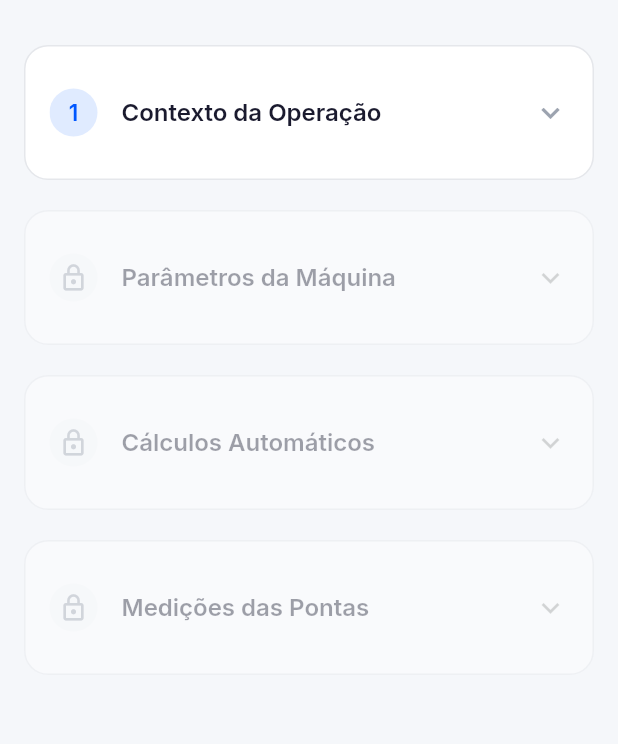
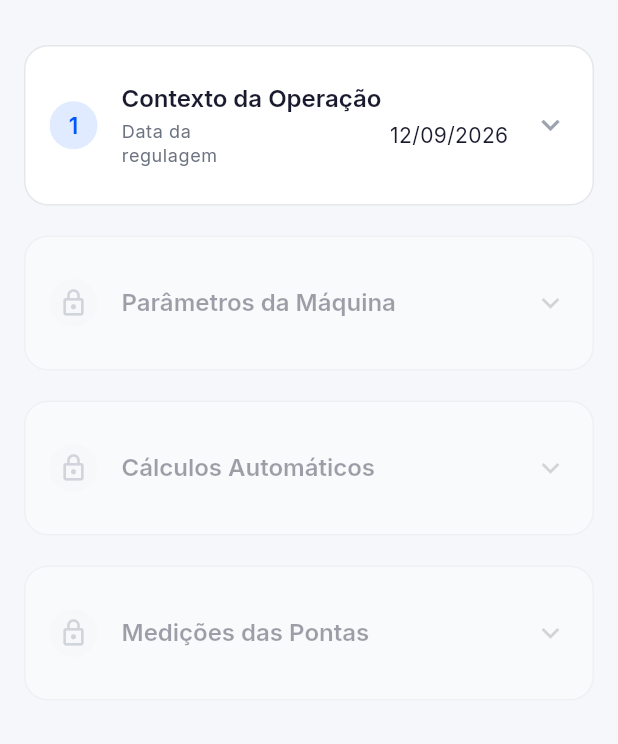
Before and after one commit to AfonsoRaudinei/Pulveriza-o-certa, a Flutter app: the RegulagemScreen screen opened by its route, after a tap on an icon or button, on a phone screen of 412 x 824 dp, the part 63-807 px from its top. Run offline on Flutter 3.47's test engine with Material 3 defaults, Android fonts, the phone set to English and light mode, and no system bars; our stand-ins replace file_picker, flutter_slidable, pdf, printing, share_plus, shared_preferences; accounts and stored records are empty.

Commit message:
feat(regulagem): ficha resumida nas etapas fechadas
Etapa recolhida mostra só o que já foi preenchido, em vez de esconder tudo. Cabeçalho da ponta trata 0 L/min como medição.

Co-authored-by: Cursor <cursoragent@cursor.com>

```diff
--- a/lib/screens/regulagem/regulagem_screen.dart
+++ b/lib/screens/regulagem/regulagem_screen.dart
@@ -6,6 +6,7 @@ import 'package:intl/intl.dart';
 import 'package:provider/provider.dart';
 import 'package:uuid/uuid.dart';
 
+import '../../core/charts/vazao_chart_data.dart';
 import '../../core/utils/calculo_utils.dart';
 import '../../models/configuracoes.dart';
 import '../../models/regulagem.dart';
@@ -13,6 +14,7 @@ import '../../providers/configuracoes_provider.dart';
 import '../../providers/regulagens_provider.dart';
 import '../../theme.dart';
 import '../../services/regulagem_pdf_service.dart';
+import 'widgets/etapa_resumo.dart';
 import 'widgets/exportar_pdf_button.dart';
 import 'widgets/pontas_table.dart';
 import 'widgets/progressive_card.dart';
@@ -320,6 +322,59 @@ class _RegulagemScreenState extends State<RegulagemScreen> {
 
   bool get _temMedicao => _medicoes.any((item) => item.valorMedido != null);
 
+  Widget? _resumoContexto() {
+    return EtapaResumo.ouNulo([
+      EtapaResumoLinha('Produtor', _produtor.text),
+      EtapaResumoLinha('Fazenda', _fazenda.text),
+      EtapaResumoLinha('Talhão', _talhao.text),
+      EtapaResumoLinha('Máquina', _maquina.text),
+      EtapaResumoLinha('Consultor', _consultor.text),
+      EtapaResumoLinha(
+        'Data da regulagem',
+        DateFormat('dd/MM/yyyy', 'pt_BR').format(_data),
+      ),
+      EtapaResumoLinha('Área (ha)', _areaCtrl.text),
+      EtapaResumoLinha('Manejo (R\$)', _manejoCtrl.text),
+      EtapaResumoLinha('Preço do bico (R\$/un)', _precoBicoCtrl.text),
+    ]);
+  }
+
+  Widget? _resumoParametros() {
+    return EtapaResumo.ouNulo([
+      EtapaResumoLinha('Vazão (L/ha)', _vazao.text),
+      EtapaResumoLinha('Velocidade (km/h)', _velocidade.text),
+      EtapaResumoLinha('Espaçamento entre bicos (cm)', _espacamento.text),
+      EtapaResumoLinha('Número de pontas', _numeroPontas.text),
+      EtapaResumoLinha('Pressão de trabalho (bar)', _pressao.text),
+    ]);
+  }
+
+  Widget? _resumoCalculos() {
+    if (_litroMinIdeal <= 0) return null;
+    return EtapaResumo.ouNulo([
+      EtapaResumoLinha(
+        'Lt/min Ideal',
+        '${_litroMinIdeal.toStringAsFixed(3)} L/min',
+      ),
+    ]);
+  }
+
+  Widget? _resumoPontas() {
+    return EtapaResumo.ouNulo([
+      for (final ponta in _medicoes)
+        if (ponta.valorMedido != null)
+          EtapaResumoLinha(
+            'Ponta ${ponta.id}',
+            '${ponta.valorMedido!.toStringAsFixed(3)} L/min · '
+                '${CalcUtils.calcularPercentualPonta(
+              valorMedido: ponta.valorMedido!,
+              litroMinIdeal: _litroMinIdeal,
+            ).toStringAsFixed(1)}% · '
+                '${rotuloStatusPonta(ponta.status)}',
+          ),
+    ]);
+  }
+
   RegulagemPdfData _pdfData() {
     return RegulagemPdfData(
       produtor: _produtor.text.trim(),
@@ -406,6 +461,7 @@ class _RegulagemScreenState extends State<RegulagemScreen> {
             title: 'Contexto da Operação',
             locked: false,
             complete: _etapa1Completa,
+            summary: _resumoContexto(),
             child: _ContextStep(
               produtor: _produtor,
               fazenda: _fazenda,
@@ -427,6 +483,7 @@ class _RegulagemScreenState extends State<RegulagemScreen> {
             title: 'Parâmetros da Máquina',
             locked: !_etapa1Completa,
             complete: _etapa2Completa,
+            summary: _resumoParametros(),
             child: _ParametrosStep(
               vazao: _vazao,
               velocidade: _velocidade,
@@ -442,6 +499,7 @@ class _RegulagemScreenState extends State<RegulagemScreen> {
             title: 'Cálculos Automáticos',
             locked: !_etapa2Completa,
             complete: _litroMinIdeal > 0,
+            summary: _resumoCalculos(),
             child: Column(
               children: [
                 _ReadonlyResult(
@@ -476,6 +534,7 @@ class _RegulagemScreenState extends State<RegulagemScreen> {
             title: 'Medições das Pontas',
             locked: _litroMinIdeal <= 0,
             complete: _medicoes.any((item) => item.valorMedido != null),
+            summary: _resumoPontas(),
             child: Column(
               crossAxisAlignment: CrossAxisAlignment.stretch,
               children: [
--- /dev/null
+++ b/lib/screens/regulagem/widgets/etapa_resumo.dart
@@ -0,0 +1,67 @@
+import 'package:flutter/material.dart';
+
+import '../../../theme.dart';
+
+/// Uma linha da ficha recolhida: rótulo à esquerda, valor à direita.
+class EtapaResumoLinha {
+  const EtapaResumoLinha(this.label, this.value);
+
+  final String label;
+  final String value;
+}
+
+/// Resumo tipo ficha, só com o que já foi preenchido.
+class EtapaResumo extends StatelessWidget {
+  const EtapaResumo({super.key, required this.linhas});
+
+  final List<EtapaResumoLinha> linhas;
+
+  /// `null` quando nenhuma linha tem valor — o card fechado fica só com o título.
+  static Widget? ouNulo(Iterable<EtapaResumoLinha> candidatas) {
+    final linhas = [
+      for (final linha in candidatas)
+        if (linha.value.trim().isNotEmpty) linha,
+    ];
+    if (linhas.isEmpty) return null;
+    return EtapaResumo(linhas: linhas);
+  }
+
+  @override
+  Widget build(BuildContext context) {
+    final colors = AppThemeColors.of(context);
+    final theme = Theme.of(context);
+    return Column(
+      children: [
+        for (final linha in linhas)
+          Padding(
+            padding: const EdgeInsets.only(top: AppSpacing.xs),
+            child: Row(
+              crossAxisAlignment: CrossAxisAlignment.start,
+              children: [
+                Expanded(
+                  flex: 2,
+                  child: Text(
+                    linha.label,
+                    style: theme.textTheme.bodySmall?.copyWith(
+                      color: colors.textSecondary,
+                    ),
+                  ),
+                ),
+                const SizedBox(width: AppSpacing.sm),
+                Expanded(
+                  flex: 3,
+                  child: Text(
+                    linha.value,
+                    textAlign: TextAlign.end,
+                    style: theme.textTheme.bodyMedium?.copyWith(
+                      color: colors.textPrimary,
+                    ),
+                  ),
+                ),
+              ],
+            ),
+          ),
+      ],
+    );
+  }
+}
--- a/lib/screens/regulagem/widgets/progressive_card.dart
+++ b/lib/screens/regulagem/widgets/progressive_card.dart
@@ -10,6 +10,7 @@ class ProgressiveCard extends StatefulWidget {
     required this.locked,
     required this.complete,
     required this.child,
+    this.summary,
   });
 
   final int index;
@@ -17,6 +18,7 @@ class ProgressiveCard extends StatefulWidget {
   final bool locked;
   final bool complete;
   final Widget child;
+  final Widget? summary;
 
   @override
   State<ProgressiveCard> createState() => _ProgressiveCardState();
@@ -29,6 +31,10 @@ class _ProgressiveCardState extends State<ProgressiveCard> {
   void initState() {
     super.initState();
     _controller = ExpansibleController();
+    if (!widget.locked) {
+      _controller.expand();
+    }
+    _controller.addListener(_onExpansion);
   }
 
   @override
@@ -51,8 +57,13 @@ class _ProgressiveCardState extends State<ProgressiveCard> {
 
   @override
   void dispose() {
+    _controller.removeListener(_onExpansion);
     _controller.dispose();
     super.dispose();
+  }
+
+  void _onExpansion() {
+    setState(() {});
   }
 
   @override
@@ -62,6 +73,8 @@ class _ProgressiveCardState extends State<ProgressiveCard> {
         : widget.complete
             ? StepStatus.completed
             : StepStatus.active;
+    final mostrarResumo =
+        !widget.locked && !_controller.isExpanded && widget.summary != null;
     return ProgressiveStepCard(
       stepNumber: widget.index,
       title: widget.title,
@@ -69,6 +82,7 @@ class _ProgressiveCardState extends State<ProgressiveCard> {
       expandable: true,
       initiallyExpanded: !widget.locked,
       expansionController: _controller,
+      summary: mostrarResumo ? widget.summary : null,
       child: widget.child,
     );
   }
--- a/lib/widgets/progressive_step_card.dart
+++ b/lib/widgets/progressive_step_card.dart
@@ -10,6 +10,7 @@ class ProgressiveStepCard extends StatelessWidget {
     required this.stepNumber,
     required this.title,
     this.description,
+    this.summary,
     required this.status,
     required this.child,
     this.expandable = false,
@@ -20,6 +21,7 @@ class ProgressiveStepCard extends StatelessWidget {
   final int stepNumber;
   final String title;
   final String? description;
+  final Widget? summary;
   final StepStatus status;
   final Widget child;
   final bool expandable;
@@ -53,6 +55,7 @@ class ProgressiveStepCard extends StatelessWidget {
                   stepNumber: stepNumber,
                   title: title,
                   description: description,
+                  summary: summary,
                   status: status,
                   initiallyExpanded: initiallyExpanded,
                   expansionController: expansionController,
@@ -109,6 +112,7 @@ class _ExpandableBody extends StatelessWidget {
     required this.stepNumber,
     required this.title,
     required this.description,
+    required this.summary,
     required this.status,
     required this.initiallyExpanded,
     required this.expansionController,
@@ -118,6 +122,7 @@ class _ExpandableBody extends StatelessWidget {
   final int stepNumber;
   final String title;
   final String? description;
+  final Widget? summary;
   final StepStatus status;
   final bool initiallyExpanded;
   final ExpansibleController? expansionController;
@@ -147,12 +152,13 @@ class _ExpandableBody extends StatelessWidget {
           title,
           style: Theme.of(context).textTheme.headlineSmall,
         ),
-        subtitle: description == null
-            ? null
-            : Text(
-                description!,
-                style: Theme.of(context).textTheme.bodySmall,
-              ),
+        subtitle: summary ??
+            (description == null
+                ? null
+                : Text(
+                    description!,
+                    style: Theme.of(context).textTheme.bodySmall,
+                  )),
         children: [child],
       ),
     );
```
Also changed, not shown: lib/screens/regulagem/widgets/pontas_table.dart (+24 -35 lines), 3 other files.
